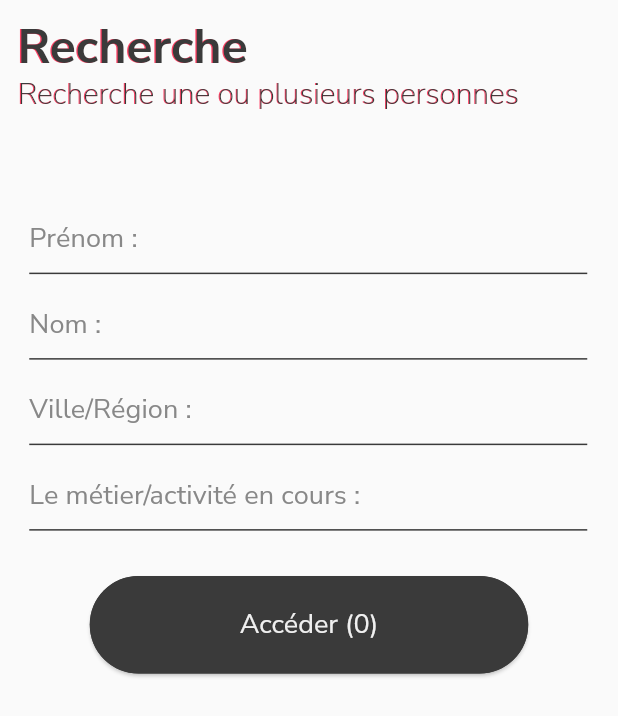
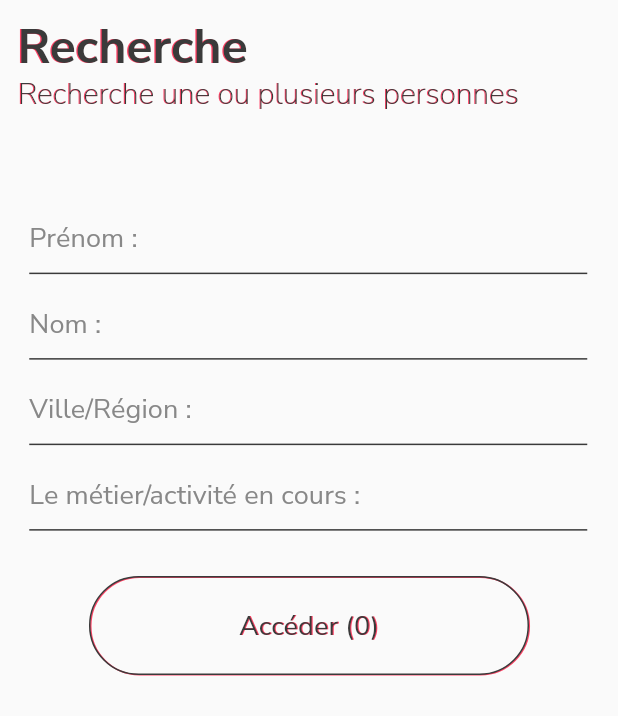
Before and after one commit to Elymne/red-flags, a Flutter app: the screen it shows after launch, on a phone screen of 412 x 824 dp. Shown: the top 716 px of the screen. Run offline on Flutter 3.47's test engine with Material 3 defaults, Android fonts, the phone set to English and light mode, and no system bars; our stand-ins replace dio, flutter_dotenv, flutter_riverpod, google_fonts; generated files the repository leaves out were written again.

Commit message:
Outlined button shakle

```diff
--- a/lib/app/screens/search_screen.dart
+++ b/lib/app/screens/search_screen.dart
@@ -3,7 +3,9 @@ import 'package:flutter/foundation.dart';
 import 'package:flutter/material.dart';
 import 'package:flutter_riverpod/flutter_riverpod.dart';
 import 'package:flutter_gen/gen_l10n/app_localizations.dart';
-import 'package:red_flags/app/widgets/stylish_input.dart';
+import 'package:red_flags/app/widgets/neon_elevated_button.dart';
+import 'package:red_flags/app/widgets/shakle_input.dart';
+import 'package:red_flags/app/widgets/shakle_outlined_button.dart';
 import 'package:red_flags/app/widgets/title_container.dart';
 import 'package:red_flags/providers/persons/search_persons.provider.dart';
 
@@ -55,7 +57,7 @@ class _State extends ConsumerState<SearchScreen> {
           SizedBox(height: 40),
           Padding(
             padding: const EdgeInsets.symmetric(horizontal: 20.0, vertical: 10.0),
-            child: StylishInput(
+            child: ShakleInput(
               AppLocalizations.of(context)!.firstNameInput,
               animColor: Theme.of(context).colorScheme.primary,
               onChanged: (value) {
@@ -67,7 +69,7 @@ class _State extends ConsumerState<SearchScreen> {
           //Lastname Input.
           Padding(
             padding: const EdgeInsets.symmetric(horizontal: 20.0, vertical: 10.0),
-            child: StylishInput(
+            child: ShakleInput(
               AppLocalizations.of(context)!.lastNameInput,
               animColor: Theme.of(context).colorScheme.primary,
               onChanged: (value) {
@@ -79,7 +81,7 @@ class _State extends ConsumerState<SearchScreen> {
           // Zone/City Input.
           Padding(
             padding: const EdgeInsets.symmetric(horizontal: 20.0, vertical: 10.0),
-            child: StylishInput(
+            child: ShakleInput(
               AppLocalizations.of(context)!.zoneInput,
               animColor: Theme.of(context).colorScheme.primary,
               onChanged: (value) {
@@ -91,7 +93,7 @@ class _State extends ConsumerState<SearchScreen> {
           // Job name Input.
           Padding(
             padding: const EdgeInsets.symmetric(horizontal: 20.0, vertical: 10.0),
-            child: StylishInput(
+            child: ShakleInput(
               AppLocalizations.of(context)!.jobInput,
               animColor: Theme.of(context).colorScheme.primary,
               onChanged: (value) {
@@ -117,11 +119,13 @@ class _State extends ConsumerState<SearchScreen> {
               // ),
 
               // TODO : Access to List persons page.
-              ElevatedButton(
+              ShakleOutlinedButton(
+                "${AppLocalizations.of(context)!.searchButton} (${persons.length})",
+                animColor: Theme.of(context).colorScheme.primary,
+                isActive: true,
                 onPressed: () {
                   if (kDebugMode) print("Clicked");
                 },
-                child: Text("${AppLocalizations.of(context)!.searchButton} (${persons.length})"),
               ),
 
               // TODO : Create a new entry and access to unique person created.
--- a/lib/app/widgets/stylish_input.dart
+++ b/lib/app/widgets/shakle_input.dart
@@ -1,17 +1,17 @@
 import 'package:flutter/material.dart';
 
-class StylishInput extends StatefulWidget {
+class ShakleInput extends StatefulWidget {
   final String label;
   final Color animColor;
   final void Function(String) onChanged;
 
-  const StylishInput(this.label, {super.key, required this.onChanged, required this.animColor});
+  const ShakleInput(this.label, {super.key, required this.onChanged, required this.animColor});
 
   @override
   State<StatefulWidget> createState() => _State();
 }
 
-class _State extends State<StylishInput> with TickerProviderStateMixin {
+class _State extends State<ShakleInput> with TickerProviderStateMixin {
   /// This value allow me to know when input is selected. (And activate anim).
   final FocusNode _focus = FocusNode();
 
@@ -35,11 +35,9 @@ class _State extends State<StylishInput> with TickerProviderStateMixin {
     // Set the text shaky animation for background text. The anim is started or stoped depending of the input focus.
     _shakyController1 = AnimationController(vsync: this, duration: _shakyDurationTic1);
     _shakyAnimation1 = Tween<double>(begin: -1.0, end: 1.0).animate(_shakyController1);
-    _shakyAnimation1.addStatusListener((status) {});
     // Set the text shaky animation for frontend text. The anim is started or stoped depending of the input focus.
     _shakyController2 = AnimationController(vsync: this, duration: _shakyDurationTic2);
     _shakyAnimation2 = Tween<double>(begin: -0.5, end: 0.5).animate(_shakyController2);
-    _shakyAnimation2.addStatusListener((status) {});
     // Listen Input focus mode. Will start or stop the animation depending of the focus state of the input.
     _focus.addListener(_onFocusUpdate);
   }
--- /dev/null
+++ b/lib/app/widgets/shakle_outlined_button.dart
@@ -0,0 +1,94 @@
+import 'package:flutter/material.dart';
+
+class ShakleOutlinedButton extends StatefulWidget {
+  final String label;
+  final bool isActive;
+  final Color animColor;
+  final void Function() onPressed;
+
+  const ShakleOutlinedButton(this.label, {super.key, required this.onPressed, required this.animColor, required this.isActive});
+
+  @override
+  State<StatefulWidget> createState() => _State();
+}
+
+class _State extends State<ShakleOutlinedButton> with TickerProviderStateMixin {
+  /// Shake Animation (for background color).
+  late final AnimationController _shakyController1;
+  late final Animation<double> _shakyAnimation1;
+  final Duration _shakyDurationTic1 = Duration(milliseconds: 1400);
+
+  /// Shake Animation (for front input).
+  late final AnimationController _shakyController2;
+  late final Animation<double> _shakyAnimation2;
+  final Duration _shakyDurationTic2 = Duration(milliseconds: 1000);
+
+  @override
+  void initState() {
+    super.initState();
+    // Set the text shaky animation for background text. The anim is started or stoped depending of the input focus.
+    _shakyController1 = AnimationController(vsync: this, duration: _shakyDurationTic1);
+    _shakyAnimation1 = Tween<double>(begin: -1.2, end: 1.2).animate(_shakyController1);
+    if (widget.isActive) _shakyController1.repeat(reverse: true);
+    // Set the text shaky animation for frontend text. The anim is started or stoped depending of the input focus.
+    _shakyController2 = AnimationController(vsync: this, duration: _shakyDurationTic2);
+    _shakyAnimation2 = Tween<double>(begin: -1, end: 1).animate(_shakyController2);
+    if (widget.isActive) _shakyController2.repeat(reverse: true);
+  }
+
+  @override
+  void dispose() {
+    _shakyController1.dispose();
+    _shakyController2.dispose();
+    super.dispose();
+  }
+
+  @override
+  Widget build(BuildContext context) {
+    return Stack(
+      children: [
+        if (widget.isActive)
+          AnimatedBuilder(
+            animation: _shakyController1,
+            builder: (context, child) {
+              return Transform.translate(
+                offset: Offset(_shakyAnimation1.value, _shakyAnimation1.value * 0.5),
+                child: OutlinedButton(
+                  onPressed: () {},
+                  style: OutlinedButton.styleFrom(
+                    side: BorderSide(color: widget.animColor),
+                    padding: EdgeInsets.symmetric(horizontal: 100, vertical: 20),
+                  ),
+
+                  child: Text(widget.label, style: Theme.of(context).textTheme.labelLarge?.copyWith(color: widget.animColor)),
+                ),
+              );
+            },
+          ),
+        AnimatedBuilder(
+          animation: _shakyAnimation2,
+          builder: (context, child) {
+            return Transform.translate(
+              offset: Offset(_shakyAnimation2.value, _shakyAnimation2.value * 0.5),
+              child: OutlinedButton(
+                onPressed: widget.isActive ? widget.onPressed : null,
+                style: OutlinedButton.styleFrom(
+                  side: BorderSide(
+                    color: widget.isActive ? Theme.of(context).colorScheme.outline : Theme.of(context).colorScheme.outlineVariant,
+                  ),
+                  padding: EdgeInsets.symmetric(horizontal: 100, vertical: 20),
+                ),
+                child: Text(
+                  widget.label,
+                  style: Theme.of(context).textTheme.labelLarge?.copyWith(
+                    color: widget.isActive ? Theme.of(context).colorScheme.outline : Theme.of(context).colorScheme.outlineVariant,
+                  ),
+                ),
+              ),
+            );
+          },
+        ),
+      ],
+    );
+  }
+}
--- a/lib/core/themes/light_theme.dart
+++ b/lib/core/themes/light_theme.dart
@@ -59,7 +59,7 @@ final _textTheme = TextTheme(
   bodySmall: GoogleFonts.nunitoSans(color: _colorScheme.onSurface, fontWeight: FontWeight.normal, fontSize: 12),
 
   // Button Text.
-  labelLarge: GoogleFonts.nunitoSans(color: _colorScheme.onSurface, fontWeight: FontWeight.normal, fontSize: 18),
+  labelLarge: GoogleFonts.nunitoSans(color: _colorScheme.surface, fontWeight: FontWeight.normal, fontSize: 18),
   // ! (Not USED)
   labelMedium: GoogleFonts.nunitoSans(color: _colorScheme.onSurface, fontWeight: FontWeight.normal),
   // ! (Not USED)
@@ -76,21 +76,6 @@ class CustomTheme {
       textTheme: _textTheme,
       scaffoldBackgroundColor: _colorScheme.surface,
 
-      // Colored button.
-      elevatedButtonTheme: ElevatedButtonThemeData(
-        style: ElevatedButton.styleFrom(
-          backgroundColor: _colorScheme.outline,
-          side: BorderSide(color: _colorScheme.outline, width: 2),
-          foregroundColor: _colorScheme.onPrimary,
-          iconColor: _colorScheme.onPrimary,
-          textStyle: _textTheme.labelLarge,
-          padding: EdgeInsets.symmetric(vertical: 20, horizontal: 100),
-        ),
-      ),
-      // Outllinded Button.
-      outlinedButtonTheme: OutlinedButtonThemeData(
-        style: OutlinedButton.styleFrom(foregroundColor: _colorScheme.primary, side: BorderSide(color: _colorScheme.primary)),
-      ),
       // Link Button.
       textButtonTheme: TextButtonThemeData(style: TextButton.styleFrom(foregroundColor: _colorScheme.primary)),
       // ! Floating Button (Not Used).
```
Also changed, not shown: lib/app/widgets/neon_elevated_button.dart (added, +77 -0 lines).
